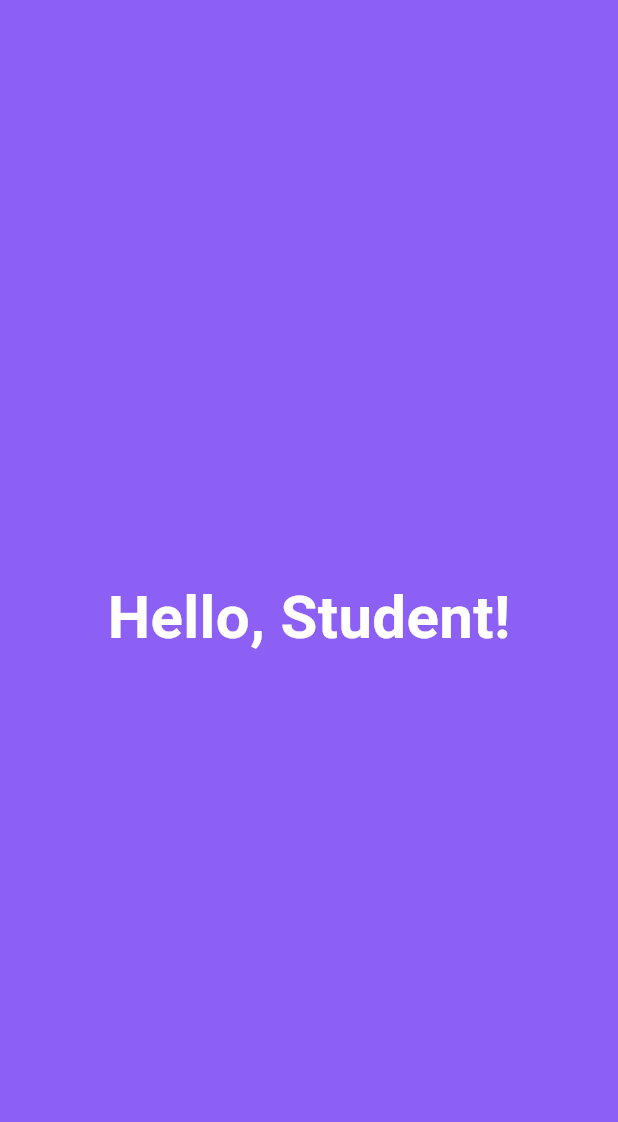
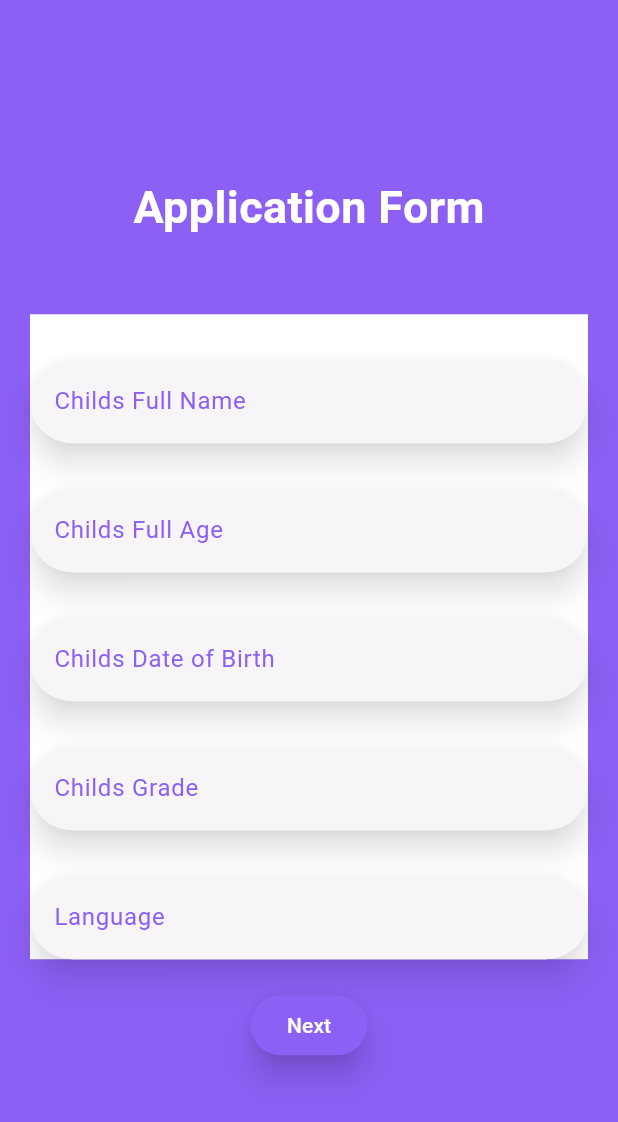
Before and after one commit to Sye0x/Demo-Virtual-Pre-School, a Flutter app: the RegisterForm screen opened directly, on a phone screen of 412 x 824 dp. Shown: the top 1122 px of the screen. Run offline on Flutter 3.47's test engine with Material 3 defaults, Android fonts, the light colour scheme and no system bars.

Commit message:
Adding student Admission form

```diff
--- a/lib/studentregisterform/registerform.dart
+++ b/lib/studentregisterform/registerform.dart
@@ -1,29 +1,45 @@
+import 'package:demo_vps/customwidgets/primarybuttonwidget.dart';
+import 'package:demo_vps/studentregisterform/registerformwidget.dart';
 import 'package:flutter/material.dart';
 
-class RegisterForm extends StatelessWidget {
+class RegisterForm extends StatefulWidget {
   const RegisterForm({super.key});
 
-  void register(BuildContext context) {
+  @override
+  RegisterFormState createState() => RegisterFormState();
+}
+
+class RegisterFormState extends State<RegisterForm> {
+  String buttonstr = "Next";
+
+  void forward(BuildContext context) {
     // Implement your registration logic here
+    setState(() {
+      buttonstr = "Submit"; // You can update this based on some logic
+    });
   }
 
   @override
   Widget build(BuildContext context) {
     return Scaffold(
       resizeToAvoidBottomInset: false,
-      backgroundColor: Color(0xFF8C5FF5),
+      backgroundColor: const Color(0xFF8C5FF5),
       body: Center(
         child: Column(
           mainAxisAlignment: MainAxisAlignment.center,
           children: [
-            Text(
-              "Hello, Student!",
+            const Text(
+              "Application Form",
               style: TextStyle(
                 color: Color(0xFFFFFFFF),
-                fontSize: 40,
+                fontSize: 30,
                 fontWeight: FontWeight.bold,
               ),
             ),
+            const SizedBox(height: 30),
+            if (buttonstr == "Next") const RegisterFormWidget(),
+            if (buttonstr == "Submit") const SizedBox(height: 30),
+            Primarybuttonwidget(run: () => forward(context), input: buttonstr),
           ],
         ),
       ),
--- /dev/null
+++ b/lib/studentregisterform/registerformwidget.dart
@@ -0,0 +1,34 @@
+import 'package:flutter/material.dart';
+
+import 'package:demo_vps/customwidgets/inputfieldwidget.dart';
+
+class RegisterFormWidget extends StatelessWidget {
+  const RegisterFormWidget({super.key});
+
+  void register(BuildContext context) {
+    // Implement your registration logic here
+  }
+
+  @override
+  Widget build(BuildContext context) {
+    return Container(
+      margin: const EdgeInsets.all(20),
+      color: const Color(0xFFFFFFFF),
+      child: Column(
+        mainAxisAlignment: MainAxisAlignment.center,
+        children: [
+          SizedBox(height: 30),
+          InputFieldWidget(input: "Childs Full Name"),
+          SizedBox(height: 30),
+          InputFieldWidget(input: "Childs Full Age"),
+          SizedBox(height: 30),
+          InputFieldWidget(input: "Childs Date of Birth"),
+          SizedBox(height: 30),
+          InputFieldWidget(input: "Childs Grade"),
+          SizedBox(height: 30),
+          InputFieldWidget(input: "Language"),
+        ],
+      ),
+    );
+  }
+}
```
